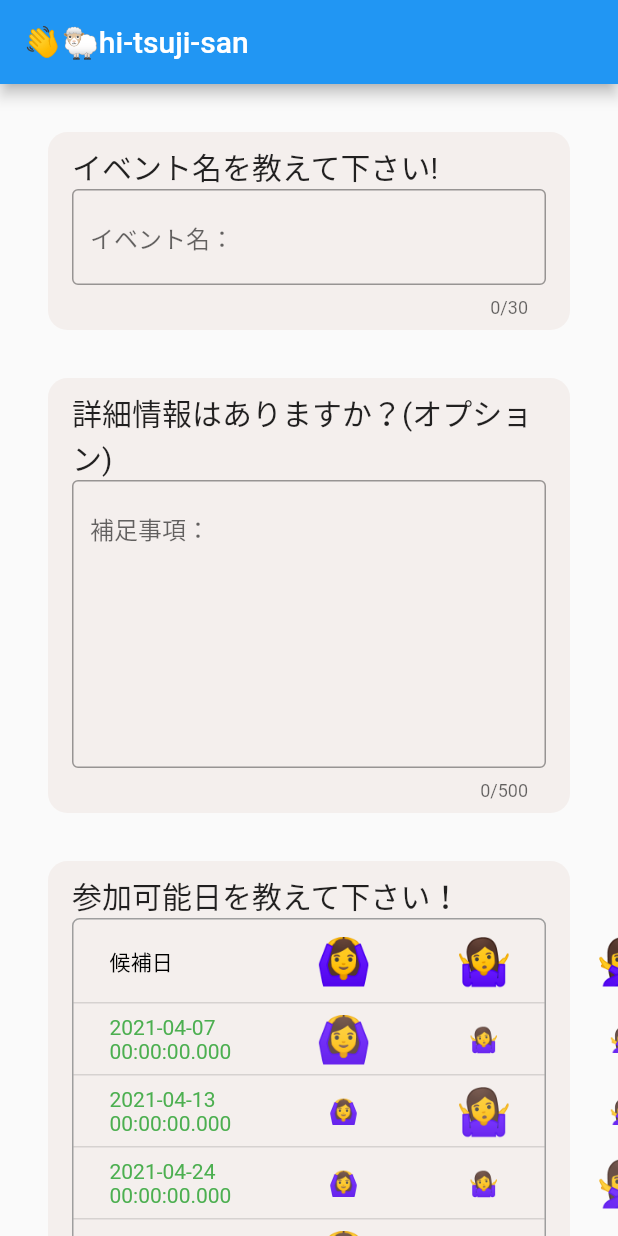
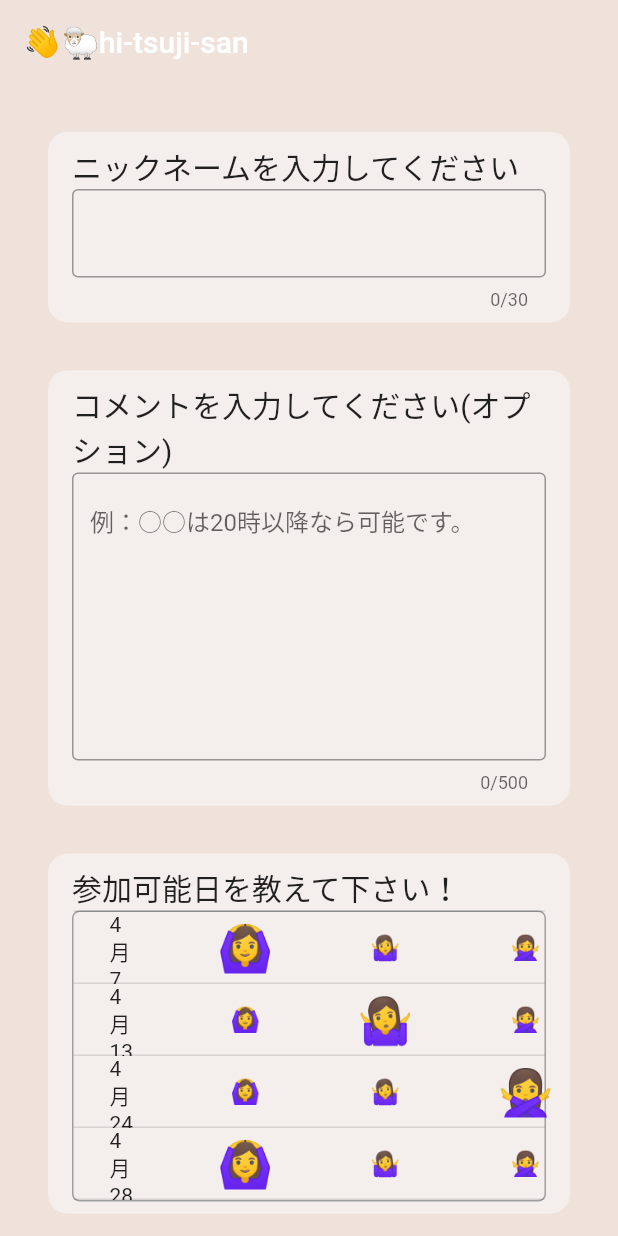
Before and after one commit to gyvm/hi-tsujisan-flutter, a Flutter app: the screen it shows after launch, on a phone screen of 412 x 824 dp. Run offline on Flutter 3.47's test engine with Material 2 defaults, Android fonts, the phone set to English and light mode, and no system bars.

Commit message:
デザインを少し修正

```diff
--- a/lib/screens/create_event_screen.dart
+++ b/lib/screens/create_event_screen.dart
@@ -4,12 +4,17 @@ import '../widgets/create_event_screen/event_form.dart';
 import '../widgets/create_event_screen/calendar.dart';
 import '../widgets/create_event_screen/submit_button.dart';
 
+import '../common/hexcolor.dart';
+
 class CreateEventScreen extends StatelessWidget {
   @override
   Widget build(BuildContext context) {
     return SafeArea(
       child: Scaffold(
+        backgroundColor: HexColor('#EFE2DB'),
         appBar: AppBar(
+          elevation: 0,
+          backgroundColor: Colors.transparent,
           title: Text('👋🐑hi-tsuji-san'),
           centerTitle: false,
         ),
--- a/lib/screens/guest_screen.dart
+++ b/lib/screens/guest_screen.dart
@@ -4,12 +4,17 @@ import '../widgets/guest_screen/possible_dates_table.dart';
 import '../widgets/guest_screen/nickname_form.dart';
 import '../widgets/guest_screen/submit_button.dart';
 
+import '../common/hexcolor.dart';
+
 class GuestScreen extends StatelessWidget {
   @override
   Widget build(BuildContext context) {
     return SafeArea(
       child: Scaffold(
+        backgroundColor: HexColor('#EFE2DB'),
         appBar: AppBar(
+          elevation: 0,
+          backgroundColor: Colors.transparent,
           title: Text('👋🐑hi-tsuji-san'),
           centerTitle: false,
         ),
--- a/lib/widgets/guest_screen/nickname_form.dart
+++ b/lib/widgets/guest_screen/nickname_form.dart
@@ -32,13 +32,17 @@ class NicknameForm extends StatelessWidget {
         color: HexColor('#F4EFED'),
       ),
       child: Column(children: [
-        H2Text(text: 'イベント名を教えて下さい!'),
+        H2Text(text: 'ニックネームを入力してください'),
         Form(
           child: TextFormField(
             maxLength: 30,
+            cursorColor: HexColor('#8A5C46'),
             decoration: InputDecoration(
               border: OutlineInputBorder(),
-              hintText: "イベント名：",
+              // hintText: "",
+              focusedBorder: OutlineInputBorder(
+                borderSide: BorderSide(color: HexColor('#8A5C46'), width: 2.0),
+              ),
             ),
             onChanged: (text) {
               if (text.length > 0) {
@@ -60,14 +64,18 @@ class NicknameForm extends StatelessWidget {
         color: HexColor('#F4EFED'),
       ),
       child: Column(children: [
-        H2Text(text: '詳細情報はありますか？(オプション)'),
+        H2Text(text: 'コメントを入力してください(オプション)'),
         Form(
           child: TextFormField(
             maxLines: 8,
             maxLength: 500,
+            cursorColor: HexColor('#8A5C46'),
             decoration: InputDecoration(
               border: OutlineInputBorder(),
-              hintText: "補足事項：",
+              hintText: "例：○○は20時以降なら可能です。",
+              focusedBorder: OutlineInputBorder(
+                borderSide: BorderSide(color: HexColor('#8A5C46'), width: 2.0),
+              ),
             ),
             onChanged: (text) {
               if (text.length > 0) {
--- a/lib/widgets/guest_screen/possible_dates_table.dart
+++ b/lib/widgets/guest_screen/possible_dates_table.dart
@@ -2,6 +2,8 @@ import 'package:flutter/material.dart';
 
 import '../../common/h2text.dart';
 import '../../common/hexcolor.dart';
+
+import 'package:intl/intl.dart';
 
 class PossibleDatesTable extends StatefulWidget {
   @override
@@ -42,6 +44,7 @@ class _PossibleDatesTableState extends State<PossibleDatesTable> {
           borderRadius: BorderRadius.circular(13),
         ),
         child: Column(
+          crossAxisAlignment: CrossAxisAlignment.stretch,
           children: [
             H2Text(text: '参加可能日を教えて下さい！'),
             _tableContainer(),
@@ -60,38 +63,21 @@ class _PossibleDatesTableState extends State<PossibleDatesTable> {
       ),
       child: DataTable(
         showBottomBorder: true,
+        headingRowHeight: 0,
         // headingRowColor:
         //     MaterialStateColor.resolveWith((states) => Colors.blue),
         columns: const <DataColumn>[
           DataColumn(
-            label: Text('候補日'),
+            label: Center(),
           ),
           DataColumn(
-            label: Center(
-              child: Text(
-                '🙆‍♀️',
-                style: TextStyle(fontSize: 30.0),
-                textAlign: TextAlign.center,
-              ),
-            ),
+            label: Center(),
           ),
           DataColumn(
-            label: Center(
-              child: Text(
-                '🤷‍♀️',
-                style: TextStyle(fontSize: 30.0),
-                textAlign: TextAlign.center,
-              ),
-            ),
+            label: Center(),
           ),
           DataColumn(
-            label: Center(
-              child: Text(
-                '🙅‍♀️',
-                style: TextStyle(fontSize: 30.0),
-                textAlign: TextAlign.center,
-              ),
-            ),
+            label: Center(),
           ),
         ],
         rows: List<DataRow>.generate(
@@ -99,10 +85,11 @@ class _PossibleDatesTableState extends State<PossibleDatesTable> {
           (int index) => DataRow(
             cells: <DataCell>[
               DataCell(Text(
-                possibleDates[index],
-                style: TextStyle(
-                  color: Colors.green,
-                ),
+                // possibleDates[index],
+                // DateFormat('y年M月d日')
+                //     .format(DateTime.parse(possibleDates[index])),
+                DateFormat('M月d日').format(DateTime.parse(possibleDates[index])),
+                style: TextStyle(),
               )),
               DataCell(
                 Center(
```
